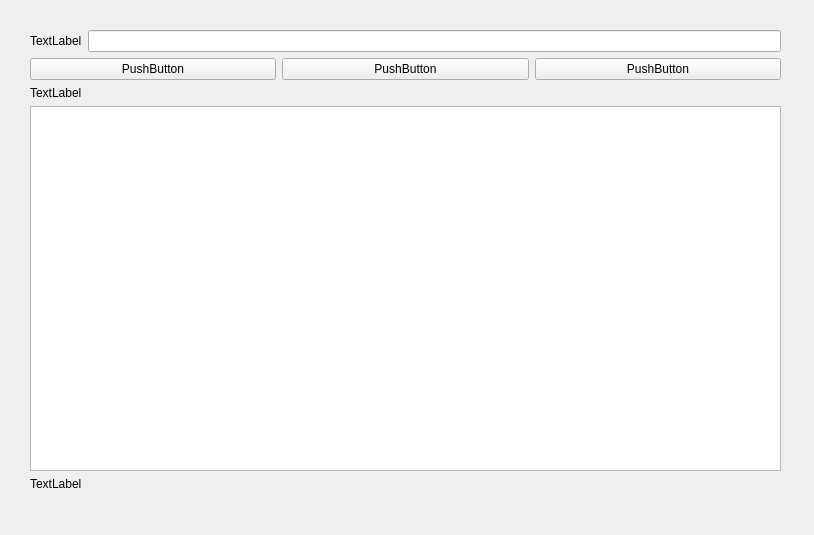
Before: the Qt Designer form flight_inquiry_flightid.ui in Aloereed/Flightman_Client_DATA130039, drawn with Qt 5.
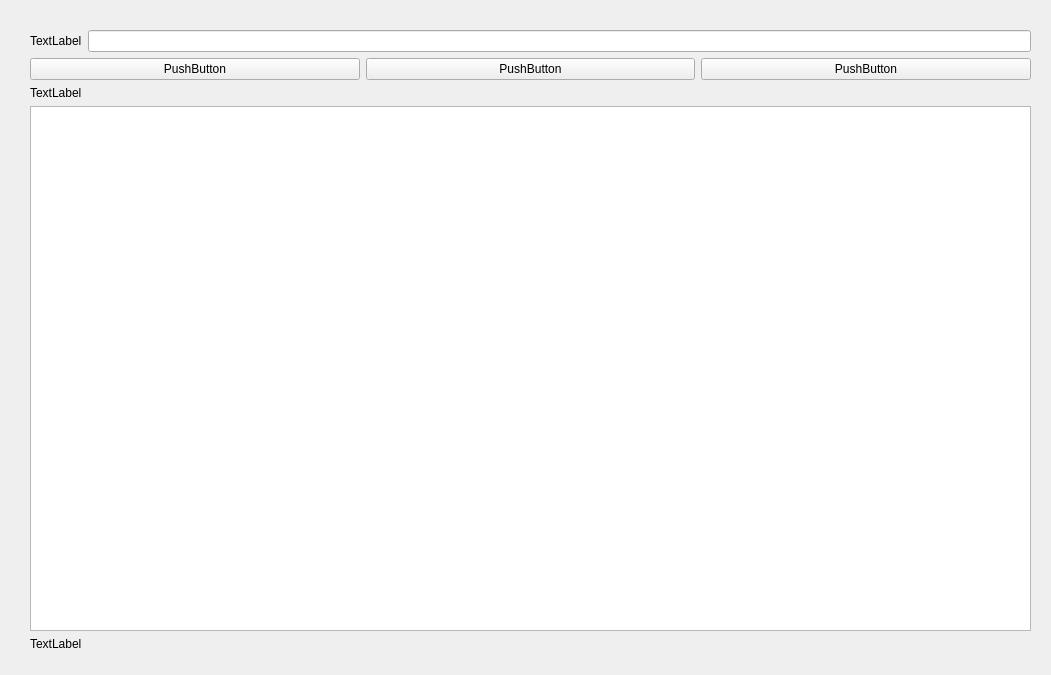
After: the same form once the commit is applied.

Patch:
```diff
--- a/flight_inquiry_flightid.ui
+++ b/flight_inquiry_flightid.ui
@@ -6,20 +6,20 @@
    <rect>
     <x>0</x>
     <y>0</y>
-    <width>814</width>
-    <height>535</height>
+    <width>1051</width>
+    <height>675</height>
    </rect>
   </property>
   <property name="windowTitle">
    <string>Form</string>
   </property>
-  <widget class="QWidget" name="">
+  <widget class="QWidget" name="layoutWidget">
    <property name="geometry">
     <rect>
      <x>30</x>
      <y>30</y>
-     <width>751</width>
-     <height>461</height>
+     <width>1001</width>
+     <height>621</height>
     </rect>
    </property>
    <layout class="QVBoxLayout" name="verticalLayout_2">
```
